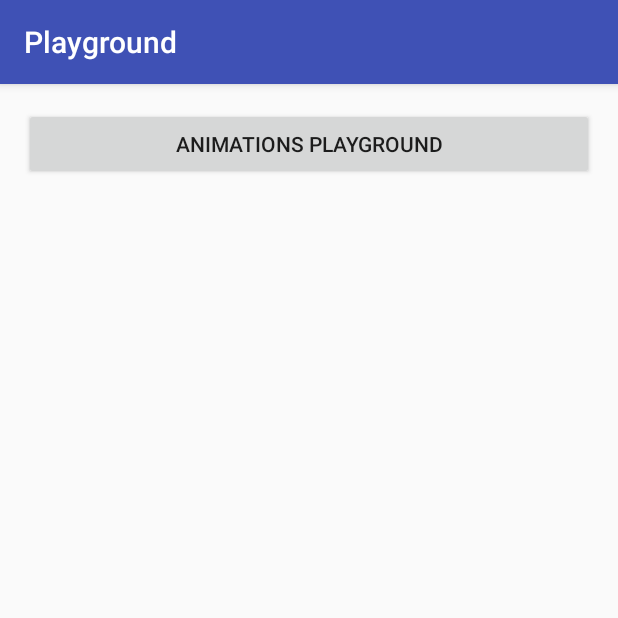
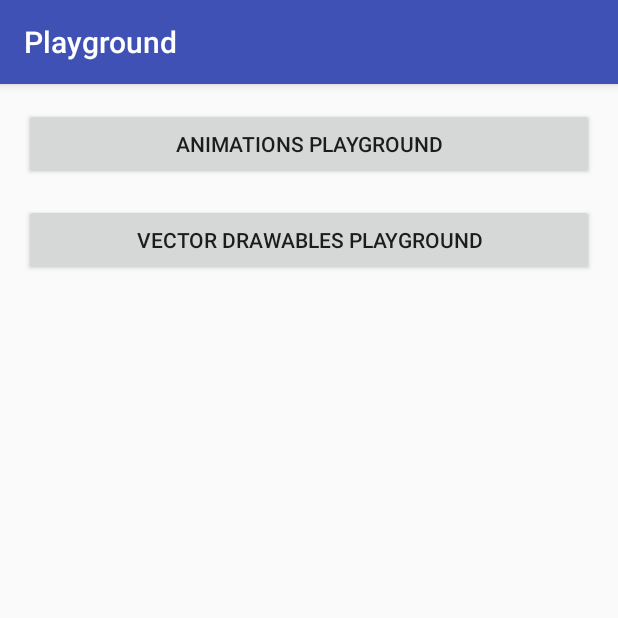
Before and after one commit to florina-muntenescu/Playground, an Android app: the screen it shows after launch (MainActivity), on a phone screen of 412 x 824 dp, the top half of it. Run offline under Robolectric (Android 15) with nearby library versions, the phone set to English and light mode, and no system bars.

Commit message:
Comparing the duration of drawing a vector drawable vs a png

```diff
--- a/app/src/main/AndroidManifest.xml
+++ b/app/src/main/AndroidManifest.xml
@@ -18,6 +18,9 @@
         <activity
             android:name=".animations.AnimationPlaygroundActivity"
             android:label="@string/animations_playground" />
+        <activity
+            android:name=".vectordrawables.VectorDrawablesPlaygroundActivity"
+            android:label="@string/vector_drawables_playground" />
     </application>
 
 </manifest>
--- a/app/src/main/java/fmuntenescu/playground/MainActivity.java
+++ b/app/src/main/java/fmuntenescu/playground/MainActivity.java
@@ -7,6 +7,7 @@ import android.support.v7.app.AppCompatActivity;
 import android.view.View;
 
 import fmuntenescu.playground.animations.AnimationPlaygroundActivity;
+import fmuntenescu.playground.vectordrawables.VectorDrawablesPlaygroundActivity;
 
 public class MainActivity extends AppCompatActivity {
 
@@ -15,10 +16,18 @@ public class MainActivity extends AppCompatActivity {
         super.onCreate(savedInstanceState);
         setContentView(R.layout.activity_main);
 
-        View view = findViewById(R.id.animations_playground_button);
+        View viewAnimationPlaygroundButton = findViewById(R.id.animations_playground_button);
 
-        assert view != null;
-        view.setOnClickListener(v -> startActivity(AnimationPlaygroundActivity.class));
+        assert viewAnimationPlaygroundButton != null;
+        viewAnimationPlaygroundButton
+                .setOnClickListener(v -> startActivity(AnimationPlaygroundActivity.class));
+
+        View viewVectorDrawablesPlaygroundButton = findViewById(
+                R.id.vector_drawables_playground_button);
+
+        assert viewVectorDrawablesPlaygroundButton != null;
+        viewVectorDrawablesPlaygroundButton
+                .setOnClickListener(v -> startActivity(VectorDrawablesPlaygroundActivity.class));
     }
 
     private void startActivity(@NonNull final Class<?> cls) {
--- a/app/src/main/res/layout/activity_main.xml
+++ b/app/src/main/res/layout/activity_main.xml
@@ -8,7 +8,6 @@
     android:paddingLeft="@dimen/activity_horizontal_margin"
     android:paddingRight="@dimen/activity_horizontal_margin"
     android:paddingTop="@dimen/activity_vertical_margin"
-    android:weightSum="3"
     tools:context="fmuntenescu.playground.MainActivity">
 
     <Button
@@ -17,4 +16,11 @@
         android:layout_height="wrap_content"
         android:text="@string/animations_playground" />
 
+    <Button
+        android:id="@+id/vector_drawables_playground_button"
+        android:layout_width="match_parent"
+        android:layout_height="wrap_content"
+        android:layout_marginTop="@dimen/activity_vertical_margin"
+        android:text="@string/vector_drawables_playground" />
+
 </LinearLayout>
--- a/app/src/main/res/values/strings.xml
+++ b/app/src/main/res/values/strings.xml
@@ -7,4 +7,9 @@
     <string name="tap_above">Tapped on the view above</string>
     <string name="tap_below">Tapped on the view below</string>
     <string name="tap_none">Tapped outside the above/below views</string>
+
+    <string name="vector_drawables_playground">Vector Drawables Playground</string>
+    <string name="vector_drawable">Vector Drawable</string>
+    <string name="png">PNG</string>
+    <string name="duration">Duration: %s</string>
 </resources>
```
Also changed, not shown: app/src/main/java/fmuntenescu/playground/vectordrawables/DrawListener.java (added, +13 -0 lines), app/src/main/java/fmuntenescu/playground/vectordrawables/MeasurableImageView.java (added, +63 -0 lines), app/src/main/java/fmuntenescu/playground/vectordrawables/VectorDrawablesPlaygroundActivity.java (added, +68 -0 lines), app/src/main/res/layout/vector_drawables_playground_activity.xml (added, +53 -0 lines).
